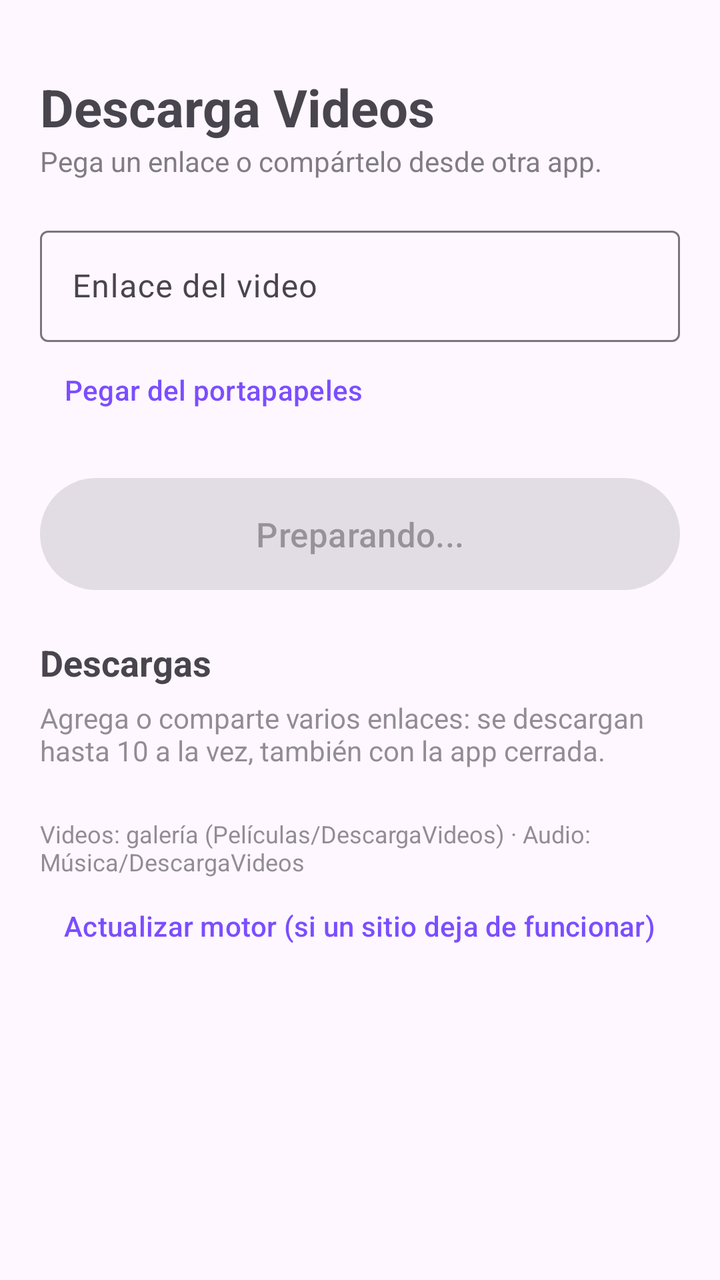
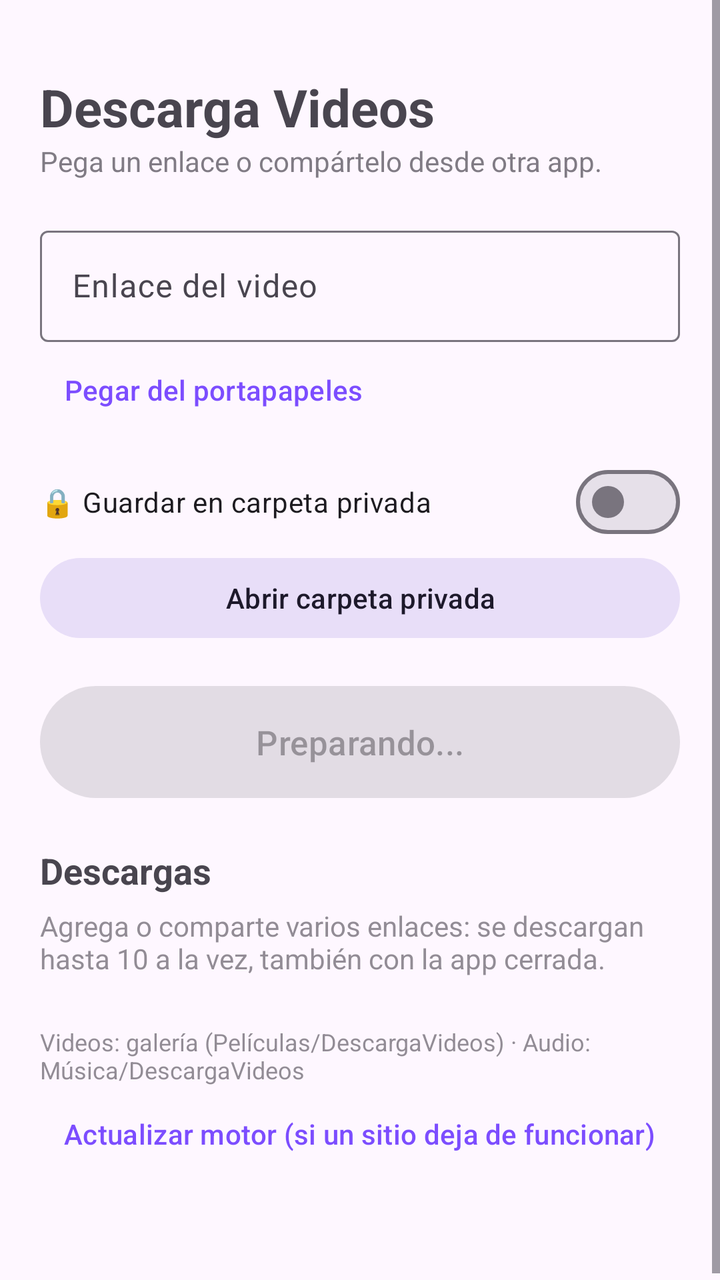

Screens rendered from an Android XML layout before and after an edit, with the pre-edit source and the edit as a unified diff.
<!-- AndroidManifest.xml: application theme Theme.DescargaVideos -->
<!-- res/layout/activity_main.xml -->
<?xml version="1.0" encoding="utf-8"?>
<ScrollView xmlns:android="http://schemas.android.com/apk/res/android"
    xmlns:app="http://schemas.android.com/apk/res-auto"
    android:layout_width="match_parent"
    android:layout_height="match_parent"
    android:fillViewport="true">

    <LinearLayout
        android:layout_width="match_parent"
        android:layout_height="wrap_content"
        android:orientation="vertical"
        android:padding="20dp">

        <TextView
            android:layout_width="wrap_content"
            android:layout_height="wrap_content"
            android:text="Descarga Videos"
            android:textSize="26sp"
            android:textStyle="bold"
            android:layout_marginTop="16dp" />

        <TextView
            android:layout_width="wrap_content"
            android:layout_height="wrap_content"
            android:text="Pega un enlace o compártelo desde otra app."
            android:alpha="0.7"
            android:layout_marginBottom="20dp" />

        <com.google.android.material.textfield.TextInputLayout
            android:layout_width="match_parent"
            android:layout_height="wrap_content"
            android:hint="Enlace del video"
            app:endIconMode="clear_text"
            style="@style/Widget.Material3.TextInputLayout.OutlinedBox">

            <com.google.android.material.textfield.TextInputEditText
                android:id="@+id/etUrl"
                android:layout_width="match_parent"
                android:layout_height="wrap_content"
                android:inputType="textUri" />
        </com.google.android.material.textfield.TextInputLayout>

        <com.google.android.material.button.MaterialButton
            android:id="@+id/btnPegar"
            style="@style/Widget.Material3.Button.TextButton"
            android:layout_width="wrap_content"
            android:layout_height="wrap_content"
            android:text="Pegar del portapapeles" />


        <com.google.android.material.button.MaterialButton
            android:id="@+id/btnDescargar"
            android:layout_width="match_parent"
            android:layout_height="64dp"
            android:layout_marginTop="16dp"
            android:enabled="false"
            android:text="Preparando..."
            android:textSize="17sp" />

        <TextView
            android:id="@+id/tvResumen"
            android:layout_width="match_parent"
            android:layout_height="wrap_content"
            android:layout_marginTop="20dp"
            android:text="Descargas"
            android:textSize="18sp"
            android:textStyle="bold" />

        <TextView
            android:id="@+id/tvVacio"
            android:layout_width="match_parent"
            android:layout_height="wrap_content"
            android:layout_marginTop="6dp"
            android:alpha="0.6"
            android:text="Agrega o comparte varios enlaces: se descargan hasta 10 a la vez, también con la app cerrada." />

        <com.google.android.material.button.MaterialButton
            android:id="@+id/btnLimpiar"
            style="@style/Widget.Material3.Button.TextButton"
            android:layout_width="wrap_content"
            android:layout_height="wrap_content"
            android:text="Limpiar terminadas"
            android:visibility="gone" />

        <LinearLayout
            android:id="@+id/contenedor"
            android:layout_width="match_parent"
            android:layout_height="wrap_content"
            android:orientation="vertical" />

        <TextView
            android:layout_width="wrap_content"
            android:layout_height="wrap_content"
            android:text="Videos: galería (Películas/DescargaVideos) · Audio: Música/DescargaVideos"
            android:alpha="0.6"
            android:textSize="12sp"
            android:layout_marginTop="24dp" />

        <com.google.android.material.button.MaterialButton
            android:id="@+id/btnActualizar"
            style="@style/Widget.Material3.Button.TextButton"
            android:layout_width="wrap_content"
            android:layout_height="wrap_content"
            android:text="Actualizar motor (si un sitio deja de funcionar)" />

        <TextView
            android:id="@+id/tvVersion"
            android:layout_width="match_parent"
            android:layout_height="wrap_content"
            android:alpha="0.5"
            android:gravity="center"
            android:textSize="12sp"
            android:layout_marginBottom="16dp" />
    </LinearLayout>
</ScrollView>
<!-- resources referenced by this layout -->
<resources>
  <style name="Theme.DescargaVideos" parent="Theme.Material3.DayNight.NoActionBar">
          <item name="colorPrimary">#7C4DFF</item>
          <item name="colorSecondary">#00BFA5</item>
      </style>
</resources>

<!-- the commit's change to res/layout/activity_main.xml (unified diff, before → after) -->
@@ -46,6 +46,20 @@
             android:layout_width="wrap_content"
             android:layout_height="wrap_content"
             android:text="Pegar del portapapeles" />
+
+        <com.google.android.material.materialswitch.MaterialSwitch
+            android:id="@+id/swPrivado"
+            android:layout_width="match_parent"
+            android:layout_height="wrap_content"
+            android:layout_marginTop="8dp"
+            android:text="🔒 Guardar en carpeta privada" />
+
+        <com.google.android.material.button.MaterialButton
+            android:id="@+id/btnPrivado"
+            style="@style/Widget.Material3.Button.TonalButton"
+            android:layout_width="match_parent"
+            android:layout_height="wrap_content"
+            android:text="Abrir carpeta privada" />
 
 
         <com.google.android.material.button.MaterialButton
